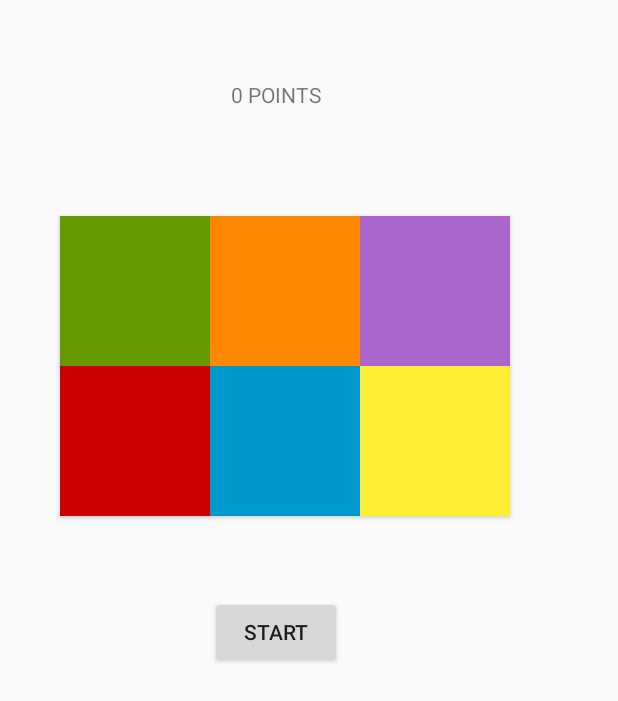
After one commit to UNFDanmark/SDC2017-TapTapMemory, an Android app: the layout layout2.xml on its own in the app's theme, with its tools: preview values and no code run, on a phone screen of 412 x 824 dp. The commit adds this screen. Shown: the top 701 px of the screen. Run offline under Robolectric (Android 15) with nearby library versions, the phone set to English and light mode, and no system bars.

```diff
--- a/app/src/main/java/software/unf/dk/simonsaysworkingproject/MainActivity.java
+++ b/app/src/main/java/software/unf/dk/simonsaysworkingproject/MainActivity.java
@@ -26,7 +26,7 @@ public class MainActivity extends AppCompatActivity {
     private final int GREEN_OFF = 0xFF669900;
     private final int ORANGE_ON = 0xFFffbb33;
     private final int ORANGE_OFF = 0xFFff8800;
-    private final int RED_ON = Color.GRAY;
+    private final int RED_ON = 0xFFcc0052;
     private final int RED_OFF = 0xFFcc0000;
     private final int BLUE_ON = 0xFF66d9ff;
     private final int BLUE_OFF = 0xFF0086b3;
@@ -127,9 +127,7 @@ public class MainActivity extends AppCompatActivity {
                         blue.start();
                     }
                     count ++;
-                    //crash points.setText(count);
-
-
+                    points.setText("Points: " + count);
 
                 } else {
                     Toast.makeText(getApplicationContext(), "NOPE", Toast.LENGTH_SHORT).show();
@@ -142,6 +140,7 @@ public class MainActivity extends AppCompatActivity {
             alarmBeepMP.start();
             sequence.restart();
         }
+
     }
 
 }
--- /dev/null
+++ b/app/src/main/res/layout/layout2.xml
@@ -0,0 +1,100 @@
+<?xml version="1.0" encoding="utf-8"?>
+<LinearLayout xmlns:android="http://schemas.android.com/apk/res/android"
+    xmlns:app="http://schemas.android.com/apk/res-auto"
+    xmlns:tools="http://schemas.android.com/tools"
+    android:orientation="vertical" android:layout_width="match_parent"
+    android:layout_height="match_parent">
+
+    <android.support.constraint.ConstraintLayout
+        android:layout_width="match_parent"
+        android:layout_height="match_parent"
+        tools:context="software.unf.dk.simonsaysworkingproject.MainActivity">
+
+        <RelativeLayout
+            android:layout_width="368dp"
+            android:layout_height="495dp"
+            tools:layout_editor_absoluteX="8dp"
+            tools:layout_editor_absoluteY="8dp">
+
+            <Button
+                android:id="@+id/greenButton"
+                android:layout_width="100dp"
+                android:layout_height="100dp"
+                android:layout_marginTop="71dp"
+                android:background="@android:color/holo_green_dark"
+                android:onClick="save1"
+                android:layout_below="@+id/points"
+                android:layout_toLeftOf="@+id/startButton"
+                android:layout_toStartOf="@+id/startButton" />
+
+            <Button
+                android:id="@+id/orangeButton"
+                android:layout_width="100dp"
+                android:layout_height="100dp"
+                android:layout_alignTop="@+id/greenButton"
+                android:layout_toEndOf="@+id/greenButton"
+                android:layout_toRightOf="@+id/greenButton"
+                android:background="@android:color/holo_orange_dark"
+                android:onClick="save2" />
+
+            <Button
+                android:id="@+id/redButton"
+                android:layout_width="100dp"
+                android:layout_height="100dp"
+                android:layout_below="@+id/greenButton"
+                android:layout_toLeftOf="@+id/blueButton"
+                android:layout_toStartOf="@+id/blueButton"
+                android:background="@android:color/holo_red_dark"
+                android:onClick="save3" />
+
+            <Button
+                android:id="@+id/blueButton"
+                android:layout_width="100dp"
+                android:layout_height="100dp"
+                android:layout_below="@+id/orangeButton"
+                android:layout_toRightOf="@+id/greenButton"
+                android:background="@android:color/holo_blue_dark"
+                android:onClick="save4" />
+
+            <Button
+                android:id="@+id/startButton"
+                android:layout_width="wrap_content"
+                android:layout_height="wrap_content"
+                android:layout_alignParentBottom="true"
+                android:layout_centerHorizontal="true"
+                android:layout_marginBottom="50dp"
+                android:onClick="start"
+                android:text="Start" />
+
+            <TextView
+                android:id="@+id/points"
+                android:layout_width="wrap_content"
+                android:layout_height="wrap_content"
+                android:layout_alignParentTop="true"
+                android:layout_centerHorizontal="true"
+                android:layout_marginTop="53dp"
+                android:text="0 POINTS" />
+
+            <Button
+                android:id="@+id/purpleButton"
+                android:layout_width="100dp"
+                android:layout_height="100dp"
+                android:layout_alignTop="@+id/orangeButton"
+                android:layout_toEndOf="@+id/orangeButton"
+                android:layout_toRightOf="@+id/orangeButton"
+                android:background="@android:color/holo_purple"
+                android:onClick="save5"/>
+
+            <Button
+                android:id="@+id/yellowButton"
+                android:layout_width="100dp"
+                android:layout_height="100dp"
+                android:layout_below="@+id/purpleButton"
+                android:layout_toEndOf="@+id/blueButton"
+                android:layout_toRightOf="@+id/blueButton"
+                android:background="#ffee33"
+                android:onClick="save6" />
+        </RelativeLayout>
+    </android.support.constraint.ConstraintLayout>
+
+</LinearLayout>
```
